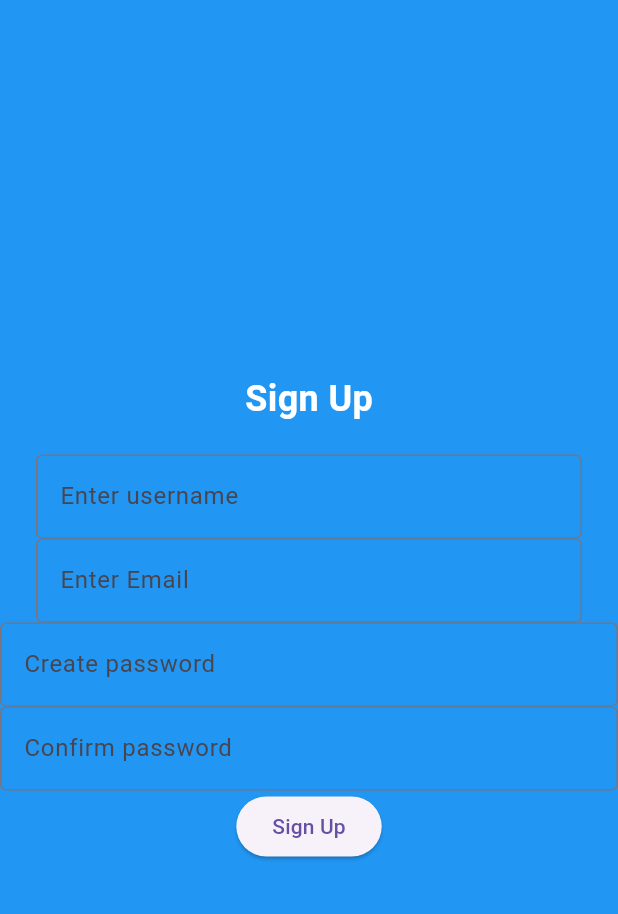
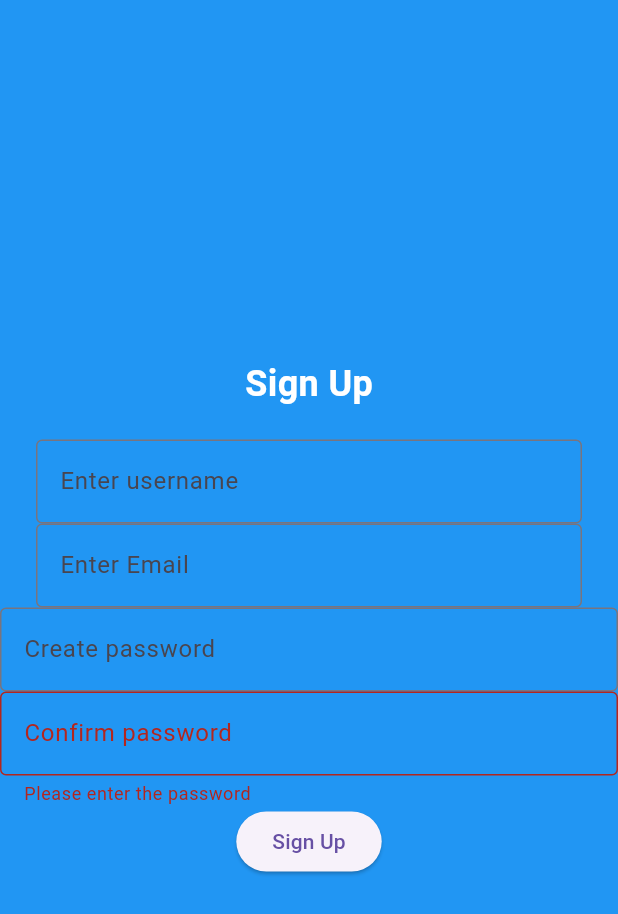
Before and after one commit to KhalilHen/time-logger_0, a Flutter app: the SignUpPage screen opened directly, after a tap on "Sign Up", on a phone screen of 412 x 824 dp. Shown: the top 914 px of the screen. Run offline on Flutter 3.47's test engine with Material 3 defaults, Android fonts, the phone set to English and light mode, and no system bars; our stand-ins replace cloud_firestore, firebase_auth, firebase_core, table_calendar; accounts and stored records are empty.

Commit message:
Created a sign up function, it post now a email/password to authentication.

```diff
--- a/lib/sign-up.dart
+++ b/lib/sign-up.dart
@@ -1,15 +1,20 @@
+
 import 'package:flutter/material.dart';
 import 'package:firebase_auth/firebase_auth.dart';
 import 'package:firebase_core/firebase_core.dart';
 import 'firebase_options.dart';
 import 'homepage.dart';
 
+import 'package:cloud_firestore/cloud_firestore.dart';
 
 
 
 
 class SignUp extends StatelessWidget {
   const SignUp({Key? key}) : super(key: key);
+
+
+
 
   @override
   Widget build(BuildContext context) {
@@ -33,7 +38,7 @@ class SignUpPage    extends StatelessWidget {
 
 
 // DB properties
-  const timelogger  = FirebaseFirestore.instance;
+  // const timelogger  = FirebaseFirestore.instance;
 
  final Users = <String, String> {
 
@@ -41,7 +46,6 @@ class SignUpPage    extends StatelessWidget {
  };
 
 // .collection('Users').doc('Users').set(Users);
-
 
 
 
@@ -56,7 +60,18 @@ class SignUpPage    extends StatelessWidget {
         );
 
         if (userCredential.user != null) {
+    //                 CollectionReference users = FirebaseFirestore.instance.collection('Users');
+    // users.add({
+
+    //   'username': usernameController.text,
+    //   'email': emailController.text,
+    //   'password': passwordController.text,
+
+    //     });
         ScaffoldMessenger.of(context).showSnackBar(SnackBar(content: Text('Successfully signed up')));
+        Navigator.of(context).pushReplacement(
+            MaterialPageRoute(builder: (context) => ()),
+          );
 
 
           // Navigator.of(context).pushReplacement(
@@ -169,7 +184,7 @@ children: [
                         border: OutlineInputBorder(),
                       ),
                     ),
-                    ElevatedButton(onPressed: () => _signUp, child: Text('Sign Up',
+                    ElevatedButton(onPressed: () => _signUp(context), child: Text('Sign Up',
 
 
                     )),
@@ -191,4 +206,6 @@ children: [
       ),
     );
   }
+
+
 }
--- a/pubspec.yaml
+++ b/pubspec.yaml
@@ -38,6 +38,7 @@ dependencies:
   firebase_core: ^3.2.0
   firebase_auth: ^5.1.2
   table_calendar: ^3.1.2
+  cloud_firestore: ^5.1.0
 
 dev_dependencies:
   flutter_test:
```
Also changed, not shown: lib/dialogs/log-hours-dialog.dart (+6 -1 lines), lib/dialogs/sign-up-dialog.dart (added, +33 -0 lines), pubspec.lock, 3 other files.
